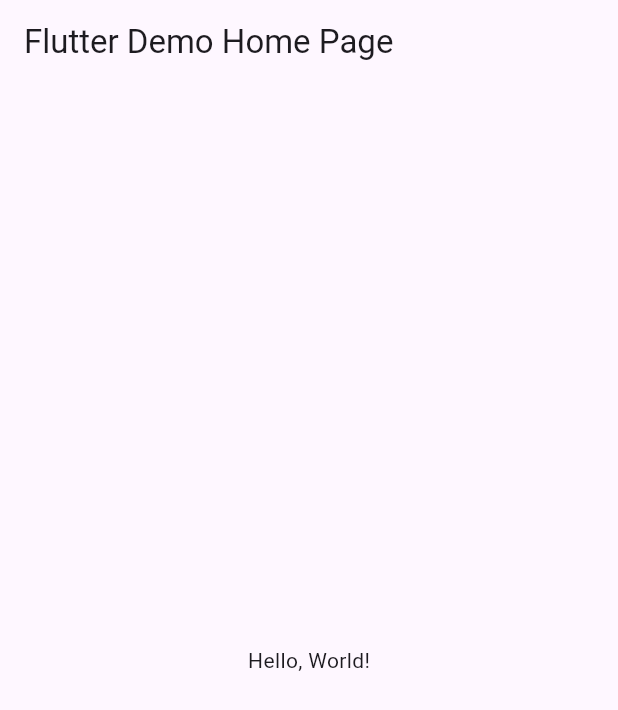
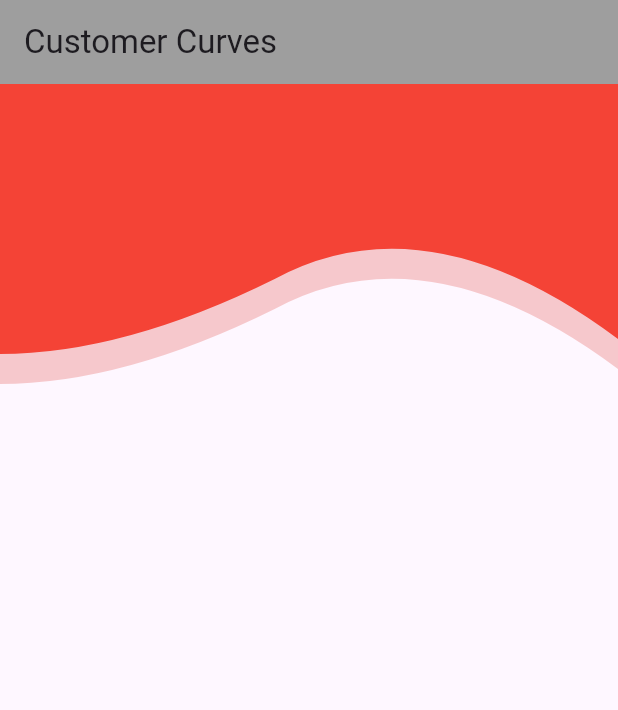
Before and after one commit to freddy777-01/Clip_paths, a Flutter app: the screen it shows after launch, on a phone screen of 412 x 824 dp. Shown: the top 710 px of the screen. Run offline on Flutter 3.47's test engine with Material 3 defaults, Android fonts, the phone set to English and light mode, and no system bars.

Commit message:
some changes

```diff
--- a/lib/main.dart
+++ b/lib/main.dart
@@ -1,43 +1,94 @@
 import 'package:flutter/material.dart';
 
-void main() => runApp(MyApp());
+void main() => runApp(const MyApp());
 
 class MyApp extends StatelessWidget {
   const MyApp({super.key});
-  // This widget is the root of your application.
+
   @override
   Widget build(BuildContext context) {
-    return MaterialApp(
-      // Application name
-      title: 'Flutter Hello World',
-      // Application theme data, you can set the colors for the application as
-      // you want
-      theme: ThemeData(
-        // useMaterial3: true,
-        primarySwatch: Colors.blue,
-      ),
-      // A widget which will be started on application startup
-      home: MyHomePage(title: 'Flutter Demo Home Page'),
+    return const MaterialApp(
+      title: "Clip Path",
+      debugShowCheckedModeBanner: false,
+      home: CurvedWidgets(),
     );
   }
 }
 
-class MyHomePage extends StatelessWidget {
-  final String title;
-  const MyHomePage({super.key, required this.title});
+class CurvedWidgets extends StatefulWidget {
+  const CurvedWidgets({super.key});
 
+  @override
+  State<CurvedWidgets> createState() => _CurvedWidgets();
+}
+
+class _CurvedWidgets extends State<CurvedWidgets> {
   @override
   Widget build(BuildContext context) {
     return Scaffold(
       appBar: AppBar(
-        // The title text which will be shown on the action bar
-        title: Text(title),
+        title: Text('Customer Curves'),
+        backgroundColor: Colors.grey,
       ),
-      body: Center(
-        child: Text(
-          'Hello, World!',
-        ),
+      body: curvedContainers(context),
+    );
+  }
+
+  Widget curvedContainers(BuildContext context) {
+    return Container(
+      child: Stack(
+        children: [
+          Opacity(
+            opacity: 0.5,
+            child: ClipPath(
+              clipper: WaveClipper(),
+              child: Container(
+                color: Colors.red[200],
+                height: 200,
+              ),
+            ),
+          ),
+          ClipPath(
+            clipper: WaveClipper(),
+            child: Container(
+              color: Colors.red[500],
+              height: 180,
+            ),
+          ),
+        ],
       ),
     );
   }
 }
+
+class WaveClipper extends CustomClipper<Path> {
+  @override
+  Path getClip(Size size) {
+    var path = Path();
+
+    path.lineTo(0.0, size.height);
+
+    var firstStart = Offset(size.width / 5, size.height);
+
+    var firstEnd = Offset(size.width / 2.25, size.height - 50.0);
+
+    path.quadraticBezierTo(
+        firstStart.dx, firstStart.dy, firstEnd.dx, firstEnd.dy);
+
+    var secondStart =
+        Offset(size.width - (size.width / 3.24), size.height - 105);
+    var secondEnd = Offset(size.width, size.height - 10);
+
+    path.quadraticBezierTo(
+        secondStart.dx, secondStart.dy, secondEnd.dx, secondEnd.dy);
+
+    path.lineTo(size.width, 0);
+    path.close();
+    return path;
+  }
+
+  @override
+  bool shouldReclip(CustomClipper clipper) {
+    return true;
+  }
+}
```
